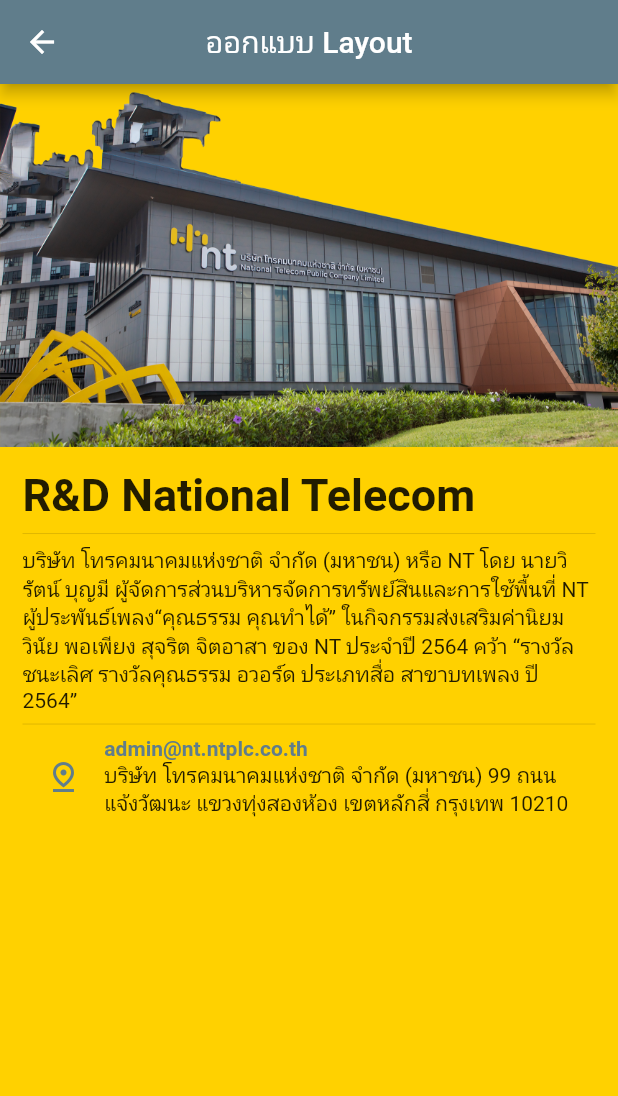
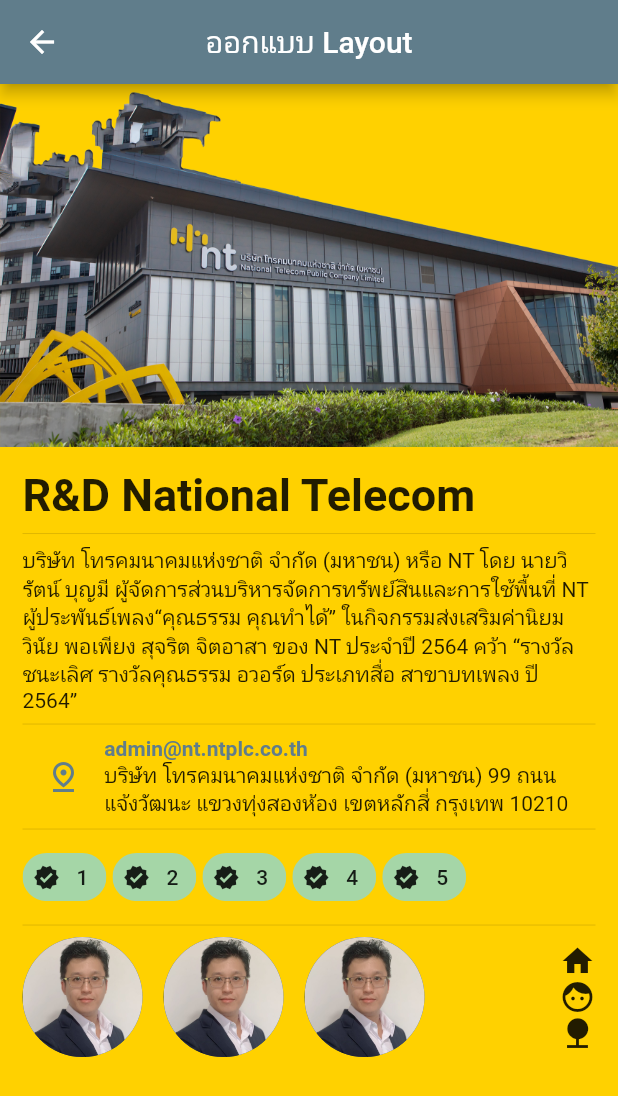
Before and after one commit to amornpan/flutter3x_nt, a Flutter app: the LayoutDesign screen opened by its route, on a phone screen of 412 x 824 dp. Shown: the top 1096 px of the screen. Run offline on Flutter 3.47's test engine with Material 2 defaults, Android fonts, the phone set to English and light mode, and no system bars; our stand-ins replace get.

Commit message:
Layout page design 3

```diff
--- a/lib/pages/layout_design.dart
+++ b/lib/pages/layout_design.dart
@@ -21,13 +21,13 @@ class _LayoutDesignState extends State<LayoutDesign> {
             children: <Widget>[
               Image.asset('assets/images/building-2.png'),
               Padding(
-                padding:  EdgeInsets.all(15),
+                padding: EdgeInsets.all(15),
                 child: Column(
                   crossAxisAlignment: CrossAxisAlignment.start,
-                  children:  [
+                  children: [
                     const Text(
                       'R&D National Telecom',
-                      style:  TextStyle(
+                      style: TextStyle(
                         fontWeight: FontWeight.bold,
                         fontSize: 30,
                       ),
@@ -47,8 +47,9 @@ class _LayoutDesignState extends State<LayoutDesign> {
                         ),
                         Expanded(
                             flex: 6,
-                            child: Column(crossAxisAlignment: CrossAxisAlignment.start,
-                              children: const[
+                            child: Column(
+                              crossAxisAlignment: CrossAxisAlignment.start,
+                              children: const [
                                 Text(
                                   'admin@nt.ntplc.co.th',
                                   style: TextStyle(
@@ -64,6 +65,50 @@ class _LayoutDesignState extends State<LayoutDesign> {
                         //Expanded(child: child),
                       ],
                     ),
+                    const Divider(),
+                    Wrap(
+                      alignment: WrapAlignment.center,
+                      spacing: 4,
+                      children: List.generate(
+                        5,
+                        (index) => Chip(
+                          label: Text(
+                            '${index + 1}',
+                          ),
+                          avatar: const Icon(Icons.verified),
+                          backgroundColor: Colors.green[200],
+                        ),
+                      ),
+                    ),
+                    const Divider(),
+                    Row(
+                      mainAxisAlignment: MainAxisAlignment.spaceBetween,
+                      children: [
+                        const CircleAvatar(
+                          backgroundImage: AssetImage('assets/images/me.jpg'),
+                          radius: 40,
+                        ),
+                        const CircleAvatar(
+                          backgroundImage: AssetImage('assets/images/me.jpg'),
+                          radius: 40,
+                        ),
+                        const CircleAvatar(
+                          backgroundImage: AssetImage('assets/images/me.jpg'),
+                          radius: 40,
+                        ),
+                        SizedBox(
+                          width: 100,
+                          child: Column(
+                            crossAxisAlignment: CrossAxisAlignment.end,
+                            children: const [
+                              Icon(Icons.home),
+                              Icon(Icons.face),
+                              Icon(Icons.nature),
+                            ],
+                          ),
+                        )
+                      ],
+                    )
                   ],
                 ),
               ),
```
